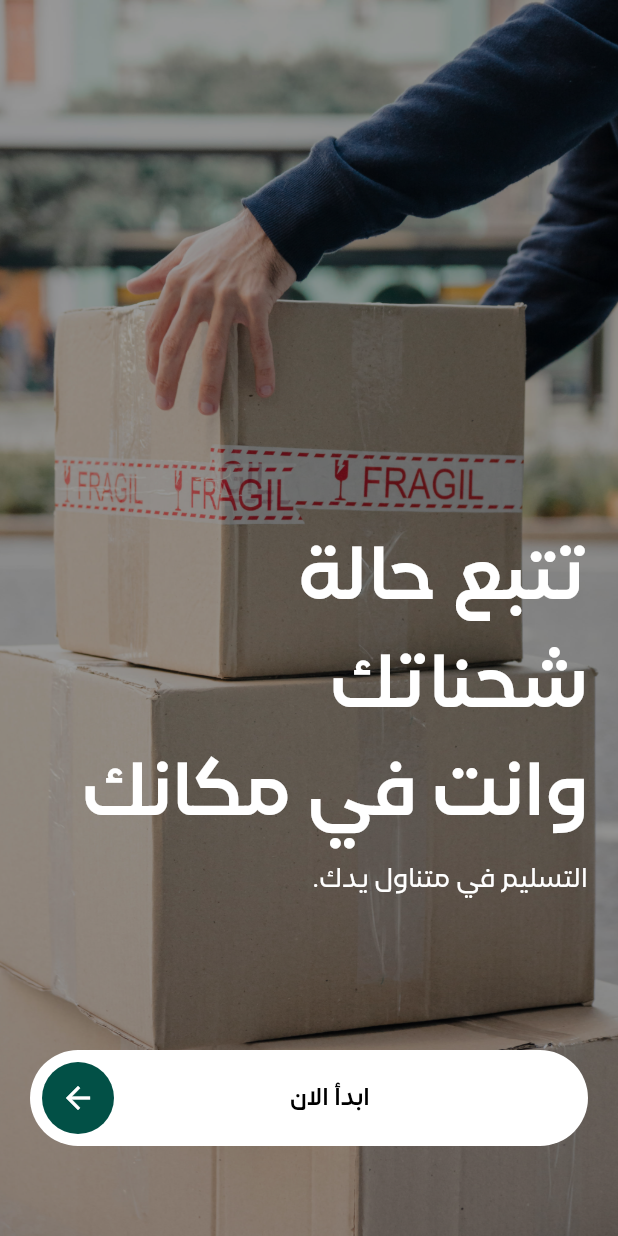
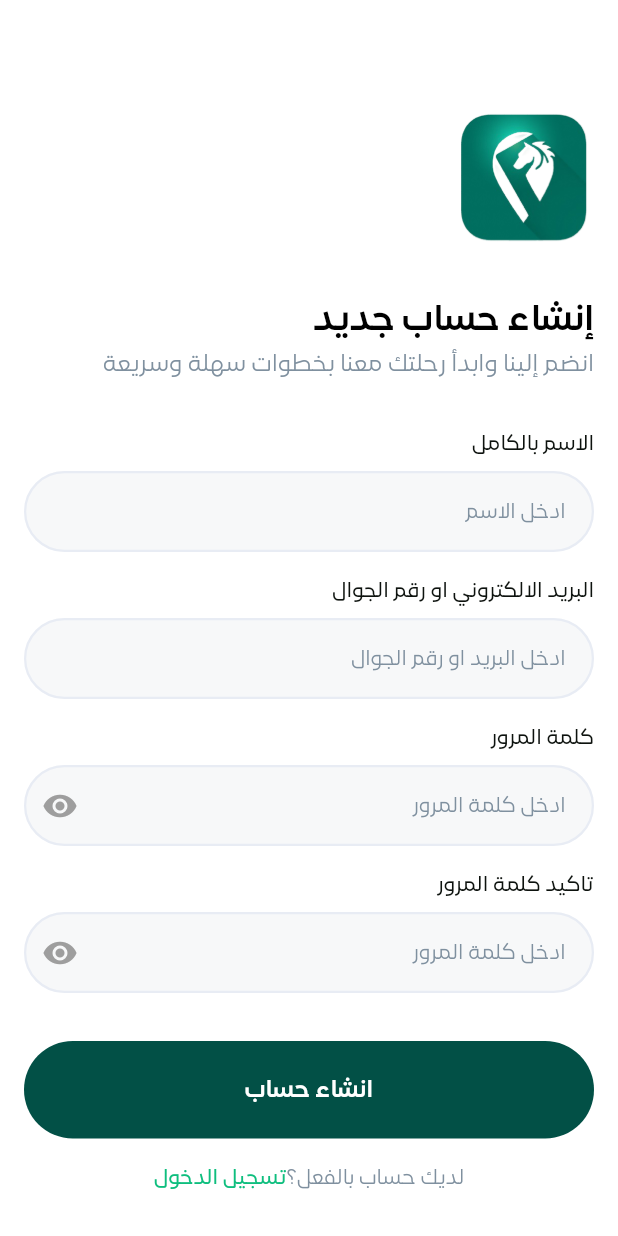
Before and after one commit to Menasa-Smart-Solution/PRJ-140_fares_app, a Flutter app: the screen it shows after launch, on a phone screen of 412 x 824 dp. Run offline on Flutter 3.47's test engine with Material 3 defaults, Android fonts, the light colour scheme and no system bars; drawn by our look-alikes of skeletonizer; our stand-ins replace animate_do, easy_localization, flutter_secure_storage, responsive_framework, shared_preferences; project files that could hold a hidden picture were left out.

Commit message:
Add registration feature with UI components and localization support

```diff
--- a/assets/lang/ar.json
+++ b/assets/lang/ar.json
@@ -5,5 +5,19 @@
     "appName": "فارس",
     "forDelivery": "للتوصيل",
     "createAccount": "انشاء حساب",
-    "login": "تسجل دخول"
+    "login": "تسجيل الدخول",
+    "welcomeMessage": "مرحبا بك 👋",
+    "emailPhoneHint": "ادخل البريد او رقم الجوال",
+    "emailPhoneLabel": "البريد الالكتروني او رقم الجوال",
+    "passwordLabel": "كلمة المرور",
+    "passwordHint": "ادخل كلمة المرور",
+    "forgotPassword": "نسيت كلمة المرور؟",
+    "dontHaveAccount": " ليس لديك حساب؟",
+    "loginWelcome":"مرحباً بك مرة أخرى، لقد افتقدناك!",
+    "createNewAccount": "إنشاء حساب جديد",
+    "registerSubtitle": "انضم إلينا وابدأ رحلتك معنا بخطوات سهلة وسريعة",
+    "nameHint": "ادخل الاسم",
+    "fullNameLabel": "الاسم بالكامل",
+    "confirmPasswordLabel": "تاكيد كلمة المرور",
+    "alreadyHaveAccount": "لديك حساب بالفعل؟"
 }
--- a/lib/core/helpers/extensions.dart
+++ b/lib/core/helpers/extensions.dart
@@ -1,5 +1,4 @@
 import 'package:flutter/material.dart';
-import 'package:flutter_screenutil/flutter_screenutil.dart';
 
 extension ContextExtension on BuildContext {
   Future<dynamic> pushNamed(String routeName, {Object? arguments}) {
--- a/lib/core/routing/app_router.dart
+++ b/lib/core/routing/app_router.dart
@@ -1,8 +1,8 @@
 import 'dart:io';
-
 import 'package:fares/core/routing/page_route_animation.dart';
 import 'package:fares/core/routing/routes.dart';
 import 'package:fares/features/auth/presentation/views/login_view.dart';
+import 'package:fares/features/auth/presentation/views/register_view.dart';
 import 'package:fares/features/onboarding/presentation/views/on_boarding_view.dart';
 import 'package:fares/features/onboarding/presentation/views/welcome_view.dart';
 import 'package:flutter/material.dart';
@@ -17,6 +17,9 @@ class AppRouter {
         return _buildRoute(builder: (_) => const WelcomeView());
       case Routes.loginRoute:
         return _buildRoute(builder: (_) => const LoginView());
+      case Routes.registerRoute:
+        return _buildRoute(builder: (_) => const RegisterView());
+
       default:
         return null;
     }
--- a/lib/core/routing/routes.dart
+++ b/lib/core/routing/routes.dart
@@ -3,4 +3,5 @@ class Routes {
   static const String onBoardingRoute = '/OnBoardingView';
   static const String welcomeRoute = '/WelcomeView';
   static const String loginRoute = '/LoginView';
+  static const String registerRoute = '/RegisterView';
 }
--- a/lib/fares_app.dart
+++ b/lib/fares_app.dart
@@ -19,7 +19,7 @@ class FaresApp extends StatelessWidget {
       ),
       navigatorKey: AppRouter.navigatorKey,
       onGenerateRoute: AppRouter().onGenerateRoute,
-      initialRoute: Routes.onBoardingRoute,
+      initialRoute: Routes.registerRoute,
       localizationsDelegates: context.localizationDelegates,
       supportedLocales: context.supportedLocales,
       locale: context.locale,
--- /dev/null
+++ b/lib/features/auth/presentation/views/register_view.dart
@@ -0,0 +1,14 @@
+import 'package:fares/core/helpers/extensions.dart';
+import 'package:fares/features/auth/presentation/widgets/register/register_view_body.dart';
+import 'package:flutter/material.dart';
+
+class RegisterView extends StatelessWidget {
+  const RegisterView({super.key});
+
+  @override
+  Widget build(BuildContext context) {
+    return Scaffold(
+      body: RegisterViewBody().withPadding(horizontal: 16, vertical: 20),
+    );
+  }
+}
--- /dev/null
+++ b/lib/features/auth/presentation/widgets/auth_welcome.dart
@@ -0,0 +1,41 @@
+import 'package:fares/core/common_ui/widgets/animate_do.dart';
+import 'package:fares/core/helpers/spacing.dart';
+import 'package:fares/core/theme/app_colors.dart';
+import 'package:fares/core/theme/app_text_styles.dart';
+import 'package:fares/core/utils/app_images.dart';
+import 'package:flutter/material.dart';
+
+class AuthWelcome extends StatelessWidget {
+  const AuthWelcome({super.key, required this.title, required this.subtitle});
+  final String title;
+  final String subtitle;
+
+  @override
+  Widget build(BuildContext context) {
+    return Column(
+      crossAxisAlignment: CrossAxisAlignment.start,
+      children: [
+        CustomFadeInDown(
+          duration: 400,
+          child: Image.asset(AppImages.imagesAppLogo, height: 95, width: 95),
+        ),
+        verticalSpace(32),
+        CustomFadeInLeft(
+          duration: 500,
+          child: Column(
+            crossAxisAlignment: CrossAxisAlignment.start,
+            children: [
+              Text(title, style: AppTextStyles.bold24),
+              Text(
+                subtitle,
+                style: AppTextStyles.reg16.copyWith(
+                  color: AppColors.inActiveButton,
+                ),
+              ),
+            ],
+          ),
+        ),
+      ],
+    );
+  }
+}
--- /dev/null
+++ b/lib/features/auth/presentation/widgets/register/register_view_body.dart
@@ -0,0 +1,111 @@
+import 'package:easy_localization/easy_localization.dart';
+import 'package:fares/core/common_ui/widgets/animate_do.dart';
+import 'package:fares/core/common_ui/widgets/app_text_button.dart';
+import 'package:fares/core/common_ui/widgets/app_text_from_field.dart';
+import 'package:fares/core/helpers/extensions.dart';
+import 'package:fares/core/helpers/spacing.dart';
+import 'package:fares/core/routing/routes.dart';
+import 'package:fares/features/auth/presentation/widgets/auth_welcome.dart';
+import 'package:fares/features/auth/presentation/widgets/have_or_dont_have_account.dart';
+import 'package:fares/features/auth/presentation/widgets/password_form_field.dart';
+import 'package:fares/generated/locale_keys.g.dart';
+import 'package:flutter/material.dart';
+
+class RegisterViewBody extends StatefulWidget {
+  const RegisterViewBody({super.key});
+
+  @override
+  State<RegisterViewBody> createState() => _RegisterViewBodyState();
+}
+
+class _RegisterViewBodyState extends State<RegisterViewBody> {
+  final TextEditingController _emailController = TextEditingController();
+  final TextEditingController _passwordController = TextEditingController();
+  final TextEditingController _nameController = TextEditingController();
+  final TextEditingController _confirmPasswordController =
+      TextEditingController();
+
+  @override
+  void dispose() {
+    _emailController.dispose();
+    _passwordController.dispose();
+    _nameController.dispose();
+    _confirmPasswordController.dispose();
+    super.dispose();
+  }
+
+  @override
+  Widget build(BuildContext context) {
+    return SingleChildScrollView(
+      child: Column(
+        crossAxisAlignment: CrossAxisAlignment.start,
+        children: [
+          verticalSpace(50),
+          AuthWelcome(
+            title: LocaleKeys.createNewAccount.tr(),
+            subtitle: LocaleKeys.registerSubtitle.tr(),
+          ),
+          verticalSpace(32),
+          CustomFadeInLeft(
+            duration: 600,
+            child: AppTextFormField(
+              controller: _nameController,
+              hintText: LocaleKeys.nameHint.tr(),
+              validator: (value) {},
+              title: LocaleKeys.fullNameLabel.tr(),
+            ),
+          ),
+          verticalSpace(16),
+          CustomFadeInLeft(
+            duration: 700,
+            child: AppTextFormField(
+              controller: _emailController,
+              hintText: LocaleKeys.emailPhoneHint.tr(),
+              validator: (value) {},
+              title: LocaleKeys.emailPhoneLabel.tr(),
+            ),
+          ),
+          verticalSpace(16),
+          CustomFadeInLeft(
+            duration: 800,
+            child: PasswordFormField(
+              passwordController: _passwordController,
+              title: LocaleKeys.passwordLabel.tr(),
+              hintText: LocaleKeys.passwordHint.tr(),
+              validator: (value) {},
+            ),
+          ),
+          verticalSpace(16),
+          CustomFadeInLeft(
+            duration: 900,
+            child: PasswordFormField(
+              passwordController: _confirmPasswordController,
+              title: LocaleKeys.confirmPasswordLabel.tr(),
+              hintText: LocaleKeys.passwordHint.tr(),
+              validator: (value) {},
+            ),
+          ),
+          verticalSpace(32),
+          CustomFadeInUp(
+            duration: 1000,
+            child: AppTextButton(
+              onPressed: () {},
+              text: LocaleKeys.createAccount.tr(),
+            ),
+          ),
+          verticalSpace(16),
+          CustomFadeInUp(
+            duration: 1100,
+            child: HaveOrDontHaveAccount(
+              text1: LocaleKeys.alreadyHaveAccount.tr(),
+              text2: LocaleKeys.login.tr(),
+              onTap: () {
+                context.pushReplacementNamed(Routes.loginRoute);
+              },
+            ),
+          ),
+        ],
+      ),
+    );
+  }
+}
--- a/lib/features/onboarding/presentation/widgets/welcome_view_body.dart
+++ b/lib/features/onboarding/presentation/widgets/welcome_view_body.dart
@@ -54,7 +54,9 @@ class WelcomeViewBody extends StatelessWidget {
             CustomFadeInUp(
               duration: 600,
               child: AppTextButton(
-                onPressed: () {},
+                onPressed: () {
+                  context.pushReplacementNamed(Routes.registerRoute);
+                },
                 text: LocaleKeys.createAccount.tr(),
               ),
             ),
```
Also changed, not shown: lib/features/auth/presentation/widgets/login/login_view_body.dart (+18 -43 lines), lib/generated/codegen_loader.g.dart, lib/generated/locale_keys.g.dart.
